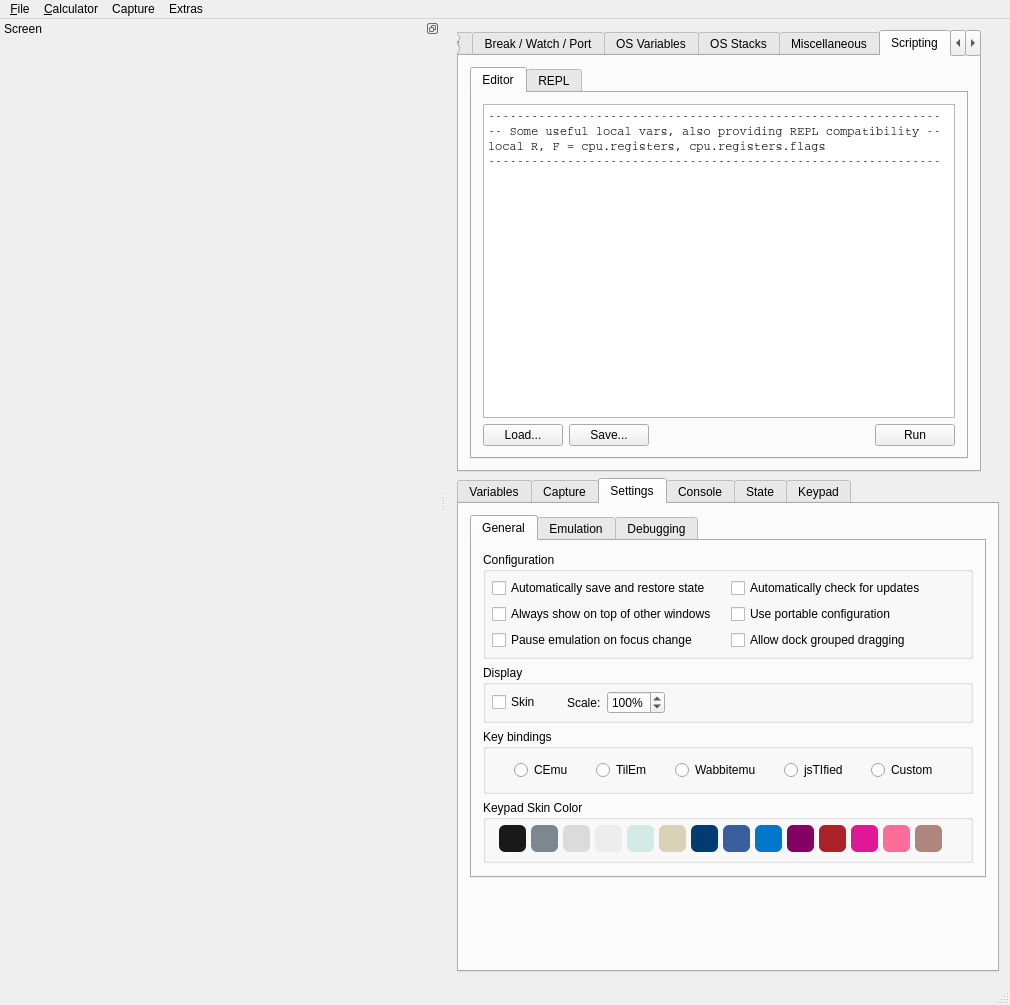
First picture: the form in gui/qt/mainwindow.ui, repository kingfs/CEmu, before the edit.
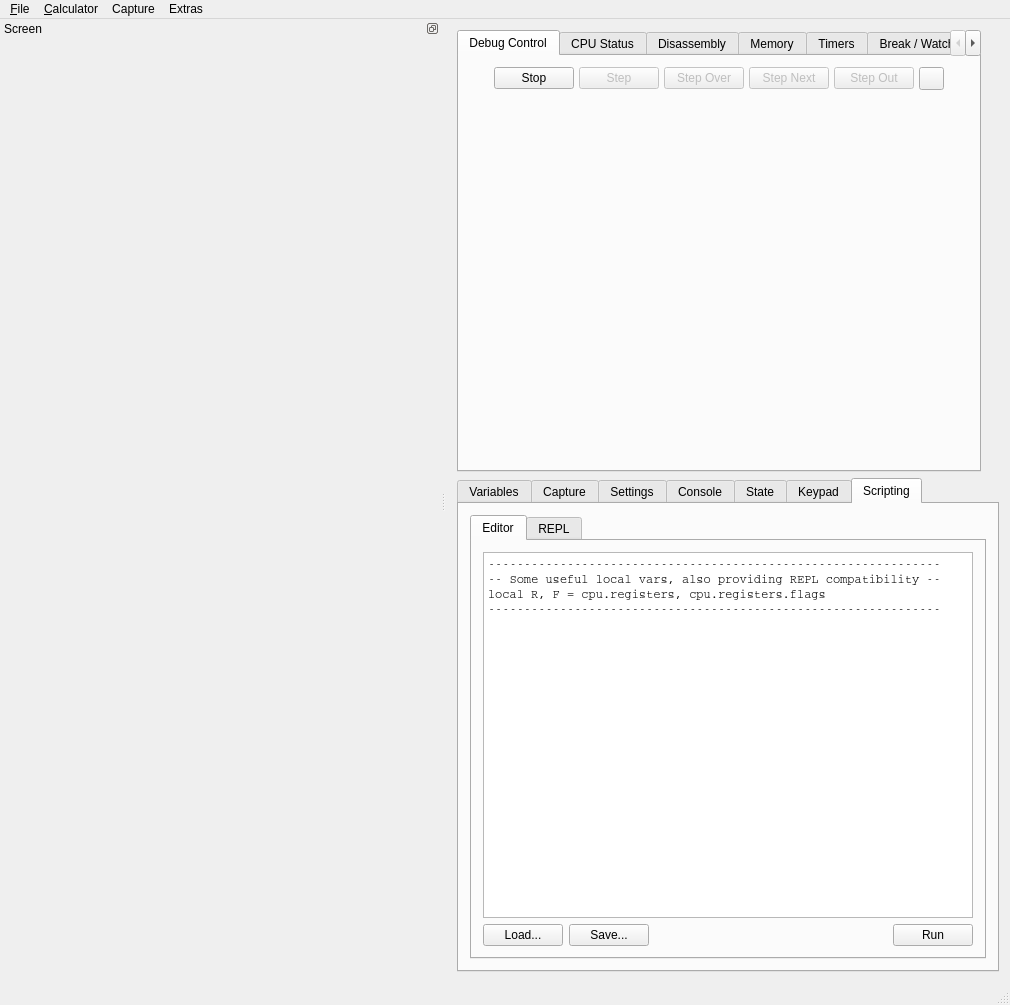
Second picture: the form after the edit. The open tabs and pages were chosen to show the change. Icons and pictures are not drawn. Custom widgets are drawn as their Qt base class.

Commit message: [Lua] [GUI] Fix Scripting tab UI

Diff of the .ui file:
```diff
--- a/gui/qt/mainwindow.ui
+++ b/gui/qt/mainwindow.ui
@@ -5884,159 +5884,6 @@
         </item>
        </layout>
       </widget>
-      <widget class="QWidget" name="tabScripting">
-       <attribute name="title">
-        <string>Scripting</string>
-       </attribute>
-       <layout class="QVBoxLayout" name="verticalLayout_26_lua">
-        <item>
-         <widget class="QTabWidget" name="LuaTabs">
-          <property name="currentIndex">
-           <number>0</number>
-          </property>
-          <widget class="QWidget" name="LuaEditorTab">
-           <attribute name="title">
-            <string>Editor</string>
-           </attribute>
-           <layout class="QVBoxLayout" name="verticalLayout_18_lua">
-            <item>
-             <widget class="LuaEditor" name="luaScriptEditor">
-              <property name="font">
-               <font>
-                <family>Courier</family>
-               </font>
-              </property>
-              <property name="plainText">
-               <string>---------------------------------------------------------------
--- Some useful local vars, also providing REPL compatibility --
-local R, F = cpu.registers, cpu.registers.flags
----------------------------------------------------------------
-
-</string>
-              </property>
-              <property name="backgroundVisible">
-               <bool>false</bool>
-              </property>
-             </widget>
-            </item>
-            <item>
-             <layout class="QHBoxLayout" name="horizontalLayout_lua">
-              <item>
-               <widget class="QPushButton" name="buttonLoadLuaScript">
-                <property name="text">
-                 <string>Load...</string>
-                </property>
-               </widget>
-              </item>
-              <item>
-               <widget class="QPushButton" name="buttonSaveLuaScript">
-                <property name="text">
-                 <string>Save...</string>
-                </property>
-               </widget>
-              </item>
-              <item>
-               <spacer name="horizontalSpacer_23">
-                <property name="orientation">
-                 <enum>Qt::Horizontal</enum>
-                </property>
-                <property name="sizeHint" stdset="0">
-                 <size>
-                  <width>40</width>
-                  <height>20</height>
-                 </size>
-                </property>
-               </spacer>
-              </item>
-              <item>
-               <widget class="QPushButton" name="buttonRunLuaScript">
-                <property name="text">
-                 <string>Run</string>
-                </property>
-               </widget>
-              </item>
-             </layout>
-            </item>
-           </layout>
-          </widget>
-          <widget class="QWidget" name="LuaREPLTab">
-           <attribute name="title">
-            <string>REPL</string>
-           </attribute>
-           <layout class="QVBoxLayout" name="verticalLayoutREPL">
-            <item>
-             <layout class="QHBoxLayout" name="horizontalLayout_lua_26">
-              <item>
-               <widget class="QPushButton" name="clearREPLConsole">
-                <property name="text">
-                 <string>Clear console</string>
-                </property>
-               </widget>
-              </item>
-              <item>
-               <spacer name="horizontalSpacer_24">
-                <property name="orientation">
-                 <enum>Qt::Horizontal</enum>
-                </property>
-                <property name="sizeHint" stdset="0">
-                 <size>
-                  <width>40</width>
-                  <height>20</height>
-                 </size>
-                </property>
-               </spacer>
-              </item>
-              <item>
-               <widget class="QPushButton" name="resetREPLLuaState">
-                <property name="text">
-                 <string>Reset Lua state</string>
-                </property>
-               </widget>
-              </item>
-             </layout>
-            </item>
-            <item>
-             <widget class="QPlainTextEdit" name="REPLConsole">
-              <property name="font">
-               <font>
-                <family>Droid Sans Mono</family>
-               </font>
-              </property>
-              <property name="undoRedoEnabled">
-               <bool>false</bool>
-              </property>
-              <property name="lineWrapMode">
-               <enum>QPlainTextEdit::NoWrap</enum>
-              </property>
-              <property name="readOnly">
-               <bool>true</bool>
-              </property>
-              <property name="plainText">
-               <string/>
-              </property>
-             </widget>
-            </item>
-            <item>
-             <widget class="QLineEdit" name="REPLInput">
-              <property name="enabled">
-               <bool>true</bool>
-              </property>
-              <property name="font">
-               <font>
-                <family>Droid Sans Mono</family>
-               </font>
-              </property>
-              <property name="placeholderText">
-               <string>Type Lua commands here</string>
-              </property>
-             </widget>
-            </item>
-           </layout>
-          </widget>
-         </widget>
-        </item>
-       </layout>
-      </widget>
       <widget class="QWidget" name="debugAutoTesterWidget">
        <attribute name="icon">
         <iconset resource="resources.qrc">
@@ -9534,6 +9381,163 @@
        </attribute>
        <layout class="QHBoxLayout" name="horizontalLayout_27"/>
       </widget>
+      <widget class="QWidget" name="scriptingWidget">
+       <attribute name="icon">
+        <iconset resource="resources.qrc">
+         <normaloff>:/icons/resources/icons/script.png</normaloff>:/icons/resources/icons/script.png</iconset>
+       </attribute>
+       <attribute name="title">
+        <string>Scripting</string>
+       </attribute>
+       <layout class="QVBoxLayout" name="verticalLayout_26_lua">
+        <item>
+         <widget class="QTabWidget" name="LuaTabs">
+          <property name="currentIndex">
+           <number>0</number>
+          </property>
+          <widget class="QWidget" name="LuaEditorTab">
+           <attribute name="title">
+            <string>Editor</string>
+           </attribute>
+           <layout class="QVBoxLayout" name="verticalLayout_18_lua">
+            <item>
+             <widget class="LuaEditor" name="luaScriptEditor">
+              <property name="font">
+               <font>
+                <family>Courier</family>
+               </font>
+              </property>
+              <property name="plainText">
+               <string>---------------------------------------------------------------
+-- Some useful local vars, also providing REPL compatibility --
+local R, F = cpu.registers, cpu.registers.flags
+---------------------------------------------------------------
+
+</string>
+              </property>
+              <property name="backgroundVisible">
+               <bool>false</bool>
+              </property>
+             </widget>
+            </item>
+            <item>
+             <layout class="QHBoxLayout" name="horizontalLayout_lua">
+              <item>
+               <widget class="QPushButton" name="buttonLoadLuaScript">
+                <property name="text">
+                 <string>Load...</string>
+                </property>
+               </widget>
+              </item>
+              <item>
+               <widget class="QPushButton" name="buttonSaveLuaScript">
+                <property name="text">
+                 <string>Save...</string>
+                </property>
+               </widget>
+              </item>
+              <item>
+               <spacer name="horizontalSpacer_lua_23">
+                <property name="orientation">
+                 <enum>Qt::Horizontal</enum>
+                </property>
+                <property name="sizeHint" stdset="0">
+                 <size>
+                  <width>40</width>
+                  <height>20</height>
+                 </size>
+                </property>
+               </spacer>
+              </item>
+              <item>
+               <widget class="QPushButton" name="buttonRunLuaScript">
+                <property name="text">
+                 <string>Run</string>
+                </property>
+               </widget>
+              </item>
+             </layout>
+            </item>
+           </layout>
+          </widget>
+          <widget class="QWidget" name="LuaREPLTab">
+           <attribute name="title">
+            <string>REPL</string>
+           </attribute>
+           <layout class="QVBoxLayout" name="verticalLayoutREPL">
+            <item>
+             <layout class="QHBoxLayout" name="horizontalLayout_lua_26">
+              <item>
+               <widget class="QPushButton" name="clearREPLConsole">
+                <property name="text">
+                 <string>Clear console</string>
+                </property>
+               </widget>
+              </item>
+              <item>
+               <spacer name="horizontalSpacer_lua_24">
+                <property name="orientation">
+                 <enum>Qt::Horizontal</enum>
+                </property>
+                <property name="sizeHint" stdset="0">
+                 <size>
+                  <width>40</width>
+                  <height>20</height>
+                 </size>
+                </property>
+               </spacer>
+              </item>
+              <item>
+               <widget class="QPushButton" name="resetREPLLuaState">
+                <property name="text">
+                 <string>Reset Lua state</string>
+                </property>
+               </widget>
+              </item>
+             </layout>
+            </item>
+            <item>
+             <widget class="QPlainTextEdit" name="REPLConsole">
+              <property name="font">
+               <font>
+                <family>Droid Sans Mono</family>
+               </font>
+              </property>
+              <property name="undoRedoEnabled">
+               <bool>false</bool>
+              </property>
+              <property name="lineWrapMode">
+               <enum>QPlainTextEdit::NoWrap</enum>
+              </property>
+              <property name="readOnly">
+               <bool>true</bool>
+              </property>
+              <property name="plainText">
+               <string/>
+              </property>
+             </widget>
+            </item>
+            <item>
+             <widget class="QLineEdit" name="REPLInput">
+              <property name="enabled">
+               <bool>true</bool>
+              </property>
+              <property name="font">
+               <font>
+                <family>Droid Sans Mono</family>
+               </font>
+              </property>
+              <property name="placeholderText">
+               <string>Type Lua commands here</string>
+              </property>
+             </widget>
+            </item>
+           </layout>
+          </widget>
+         </widget>
+        </item>
+       </layout>
+      </widget>
      </widget>
     </item>
    </layout>
```
Left out of the diff: 2 changed lines with no effect on the pictures. The commit also changes 2 other files.
